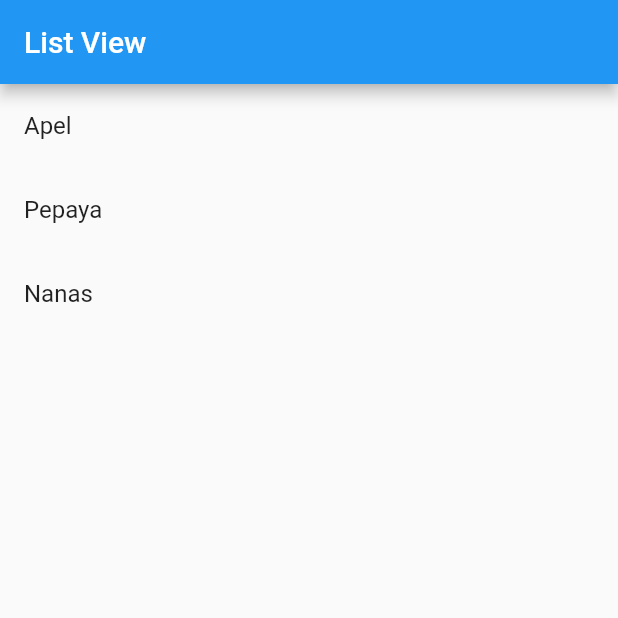
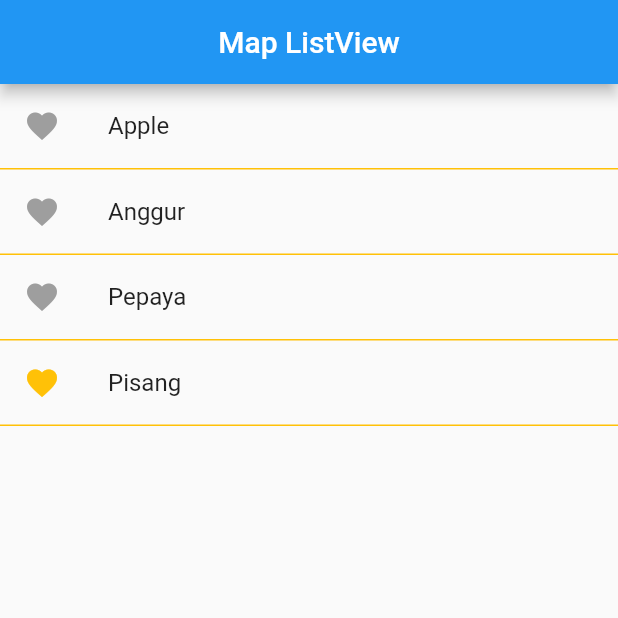
Before and after one commit to AiDinaAgustin/expanded, a Flutter app: the screen it shows after launch, on a phone screen of 412 x 824 dp, the top half of it. Run offline on Flutter 3.47's test engine with Material 2 defaults, Android fonts, the phone set to English and light mode, and no system bars.

Commit message:
Program Keempat

```diff
--- a/lib/main.dart
+++ b/lib/main.dart
@@ -1,29 +1,67 @@
 import 'package:flutter/material.dart';
 
 void main() {
-  runApp(ListApp());
+  runApp(MyApp());
 }
 
-class ListApp extends StatelessWidget {
+class MyApp extends StatefulWidget {
+  const MyApp({Key? key}) : super(key: key);
+
+  @override
+  MyAppState createState() => MyAppState();
+}
+
+class MyAppState extends State<MyApp> {
   final List<Map<String, dynamic>> fruits = [
-    {'name': 'Apel', 'image': 'http://image1.com'},
-    {'name': 'Pepaya', 'image': 'http://image2.com'},
-    {'name': 'Nanas', 'image': 'http://image3.com'}
+    {'name': 'Apple', 'image': '', 'status': false},
+    {'name': 'Anggur', 'image': '', 'status': false},
+    {'name': 'Pepaya', 'image': '', 'status': false},
+    {'name': 'Pisang', 'image': '', 'status': true}
   ];
+
+  bool areAllFruitSelected() {
+    for (final fruit in fruits) {
+      if (!fruit['status']) {
+        return false;
+      }
+    }
+    return true;
+  }
 
   @override
   Widget build(BuildContext context) {
     return MaterialApp(
       debugShowCheckedModeBanner: false,
       home: Scaffold(
-          appBar: AppBar(title: Text("List View")),
-          body: ListView(
+        appBar: AppBar(
+          title: Text("Map ListView"),
+          centerTitle: true,
+        ),
+        body: Column(
+          children: <Widget>[
+            areAllFruitSelected() ? Text("Anda Memilih Semuanya") : SizedBox(),
+            Expanded(
+              child: ListView(
                 children: fruits.map((fruit) {
                   return ListTile(
                     title: Text(fruit['name']),
+                    leading: Icon(
+                      Icons.favorite,
+                      color: fruit["status"] ? Colors.amber : Colors.grey,
+                    ),
+                    shape: Border(bottom: BorderSide(color: Colors.amber)),
+                    onTap: () {
+                      setState(() {
+                        fruit['status'] = !fruit['status'];
+                      });
+                    },
                   );
                 }).toList(),
               ),
-        ));
+            ),
+          ],
+        ),
+      ),
+    );
   }
 }
```
Lines whose indentation alone changed are shown as unchanged.
